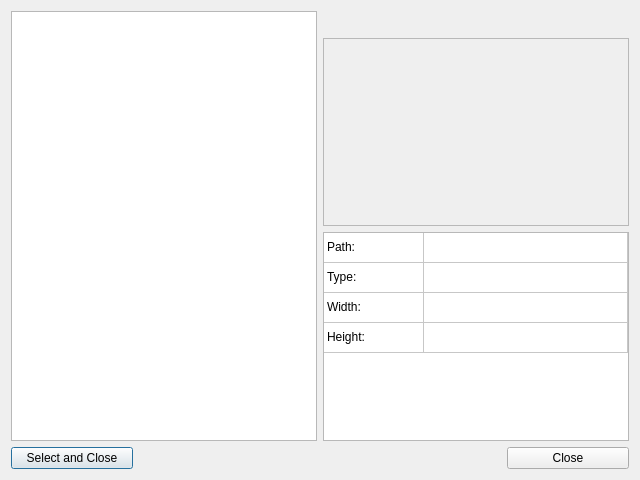
Qt form KryptaEditor/EntBrowserDialog.ui (cellproductions/KryptaEditorQT) before a commit.
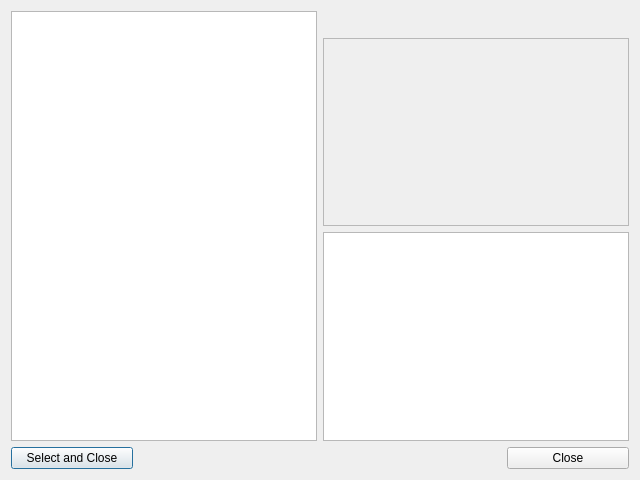
The same form after that commit.

```diff
--- a/KryptaEditor/EntBrowserDialog.ui
+++ b/KryptaEditor/EntBrowserDialog.ui
@@ -88,7 +88,7 @@
             <bool>false</bool>
            </property>
            <property name="rowCount">
-            <number>4</number>
+            <number>0</number>
            </property>
            <property name="columnCount">
             <number>2</number>
@@ -102,26 +102,6 @@
            <attribute name="verticalHeaderVisible">
             <bool>false</bool>
            </attribute>
-           <row>
-            <property name="text">
-             <string>Path</string>
-            </property>
-           </row>
-           <row>
-            <property name="text">
-             <string>Type</string>
-            </property>
-           </row>
-           <row>
-            <property name="text">
-             <string>Width</string>
-            </property>
-           </row>
-           <row>
-            <property name="text">
-             <string>Height</string>
-            </property>
-           </row>
            <column>
             <property name="text">
              <string>Property</string>
@@ -132,55 +112,6 @@
              <string>Value</string>
             </property>
            </column>
-           <item row="0" column="0">
-            <property name="text">
-             <string>Path:</string>
-            </property>
-           </item>
-           <item row="0" column="1">
-            <property name="text">
-             <string/>
-            </property>
-            <property name="flags">
-             <set>ItemIsSelectable|ItemIsEditable|ItemIsDragEnabled|ItemIsUserCheckable|ItemIsEnabled</set>
-            </property>
-           </item>
-           <item row="1" column="0">
-            <property name="text">
-             <string>Type:</string>
-            </property>
-           </item>
-           <item row="1" column="1">
-            <property name="text">
-             <string/>
-            </property>
-           </item>
-           <item row="2" column="0">
-            <property name="text">
-             <string>Width:</string>
-            </property>
-           </item>
-           <item row="2" column="1">
-            <property name="text">
-             <string/>
-            </property>
-            <property name="flags">
-             <set>ItemIsSelectable|ItemIsEditable|ItemIsDragEnabled|ItemIsUserCheckable|ItemIsEnabled</set>
-            </property>
-           </item>
-           <item row="3" column="0">
-            <property name="text">
-             <string>Height:</string>
-            </property>
-           </item>
-           <item row="3" column="1">
-            <property name="text">
-             <string/>
-            </property>
-            <property name="flags">
-             <set>ItemIsSelectable|ItemIsEditable|ItemIsDragEnabled|ItemIsUserCheckable|ItemIsEnabled</set>
-            </property>
-           </item>
           </widget>
          </item>
         </layout>
```
